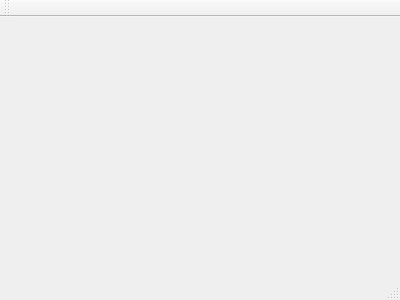
Above: mainwindow.ui from LiuZHolmes/Accepted before the change. Below: the same form after it.
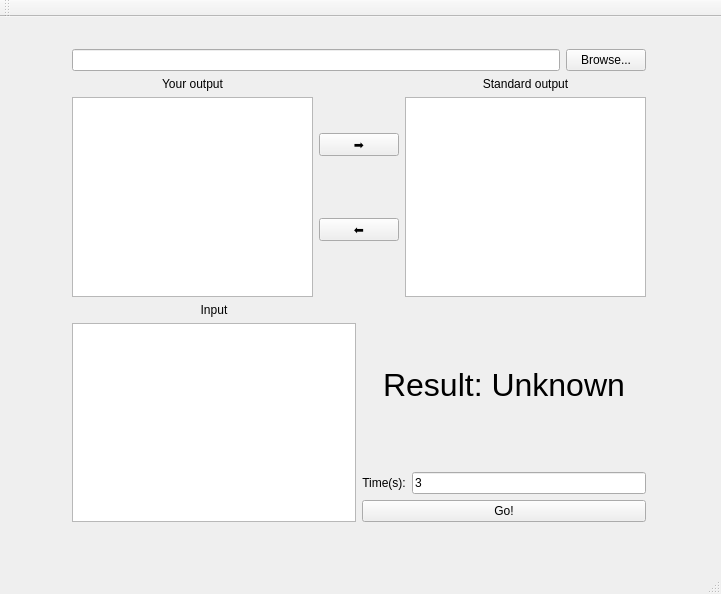
That is the form after the change.

The edit to the form file:
```diff
--- a/mainwindow.ui
+++ b/mainwindow.ui
@@ -1,24 +1,196 @@
 <ui version="4.0">
  <class>MainWindow</class>
- <widget class="QMainWindow" name="MainWindow" >
-  <property name="geometry" >
+ <widget class="QMainWindow" name="MainWindow">
+  <property name="geometry">
    <rect>
     <x>0</x>
     <y>0</y>
-    <width>400</width>
-    <height>300</height>
+    <width>721</width>
+    <height>594</height>
    </rect>
   </property>
   <property name="windowTitle" >
    <string>MainWindow</string>
   </property>
-  <widget class="QMenuBar" name="menuBar" />
-  <widget class="QToolBar" name="mainToolBar" />
-  <widget class="QWidget" name="centralWidget" />
-  <widget class="QStatusBar" name="statusBar" />
+  <widget class="QWidget" name="centralWidget">
+   <widget class="QWidget" name="">
+    <property name="geometry">
+     <rect>
+      <x>61</x>
+      <y>21</y>
+      <width>596</width>
+      <height>495</height>
+     </rect>
+    </property>
+    <layout class="QVBoxLayout" name="verticalLayout_6">
+     <item>
+      <layout class="QHBoxLayout" name="horizontalLayout">
+       <item>
+        <widget class="QLineEdit" name="lineEdit_FilePath"/>
+       </item>
+       <item>
+        <widget class="QPushButton" name="pushButton_LookUpFile">
+         <property name="text">
+          <string>Browse...</string>
+         </property>
+        </widget>
+       </item>
+      </layout>
+     </item>
+     <item>
+      <layout class="QHBoxLayout" name="horizontalLayout_4">
+       <item>
+        <layout class="QVBoxLayout" name="verticalLayout">
+         <item>
+          <widget class="QLabel" name="label">
+           <property name="text">
+            <string>Your output</string>
+           </property>
+           <property name="scaledContents">
+            <bool>false</bool>
+           </property>
+           <property name="alignment">
+            <set>Qt::AlignCenter</set>
+           </property>
+           <property name="wordWrap">
+            <bool>false</bool>
+           </property>
+          </widget>
+         </item>
+         <item>
+          <widget class="QTextEdit" name="textEdit_YourOutput"/>
+         </item>
+        </layout>
+       </item>
+       <item>
+        <layout class="QVBoxLayout" name="verticalLayout_4">
+         <item>
+          <widget class="QPushButton" name="pushButton_LeftToRight">
+           <property name="text">
+            <string>➡️</string>
+           </property>
+          </widget>
+         </item>
+         <item>
+          <widget class="QPushButton" name="pushButton_RightToLeft">
+           <property name="text">
+            <string>⬅️</string>
+           </property>
+          </widget>
+         </item>
+        </layout>
+       </item>
+       <item>
+        <layout class="QVBoxLayout" name="verticalLayout_2">
+         <item>
+          <widget class="QLabel" name="label_2">
+           <property name="text">
+            <string>Standard output</string>
+           </property>
+           <property name="alignment">
+            <set>Qt::AlignCenter</set>
+           </property>
+          </widget>
+         </item>
+         <item>
+          <widget class="QTextEdit" name="textEdit_StandardOutput"/>
+         </item>
+        </layout>
+       </item>
+      </layout>
+     </item>
+     <item>
+      <layout class="QHBoxLayout" name="horizontalLayout_3">
+       <item>
+        <layout class="QVBoxLayout" name="verticalLayout_3">
+         <item>
+          <widget class="QLabel" name="label_3">
+           <property name="text">
+            <string>Input</string>
+           </property>
+           <property name="alignment">
+            <set>Qt::AlignCenter</set>
+           </property>
+          </widget>
+         </item>
+         <item>
+          <widget class="QTextEdit" name="textEdit_Input"/>
+         </item>
+        </layout>
+       </item>
+       <item>
+        <layout class="QVBoxLayout" name="verticalLayout_5">
+         <item>
+          <widget class="QLabel" name="label_Result">
+           <property name="font">
+            <font>
+             <pointsize>24</pointsize>
+            </font>
+           </property>
+           <property name="text">
+            <string>Result: Unknown</string>
+           </property>
+           <property name="alignment">
+            <set>Qt::AlignCenter</set>
+           </property>
+          </widget>
+         </item>
+         <item>
+          <layout class="QHBoxLayout" name="horizontalLayout_2">
+           <item>
+            <widget class="QLabel" name="label_4">
+             <property name="text">
+              <string>Time(s):</string>
+             </property>
+             <property name="alignment">
+              <set>Qt::AlignCenter</set>
+             </property>
+            </widget>
+           </item>
+           <item>
+            <widget class="QLineEdit" name="lineEdit_time">
+             <property name="text">
+              <string>3</string>
+             </property>
+            </widget>
+           </item>
+          </layout>
+         </item>
+         <item>
+          <widget class="QPushButton" name="pushButton_Go">
+           <property name="text">
+            <string>Go!</string>
+           </property>
+          </widget>
+         </item>
+        </layout>
+       </item>
+      </layout>
+     </item>
+    </layout>
+   </widget>
+  </widget>
+  <widget class="QMenuBar" name="menuBar">
+   <property name="geometry">
+    <rect>
+     <x>0</x>
+     <y>0</y>
+     <width>721</width>
+     <height>22</height>
+    </rect>
+   </property>
+  </widget>
+  <widget class="QToolBar" name="mainToolBar">
+   <attribute name="toolBarArea">
+    <enum>TopToolBarArea</enum>
+   </attribute>
+   <attribute name="toolBarBreak">
+    <bool>false</bool>
+   </attribute>
+  </widget>
+  <widget class="QStatusBar" name="statusBar"/>
  </widget>
- <layoutDefault spacing="6" margin="11" />
- <pixmapfunction></pixmapfunction>
+ <layoutdefault spacing="6" margin="11"/>
  <resources/>
  <connections/>
 </ui>
```
Left out of the diff: 3 changed lines with no effect on the pictures.
